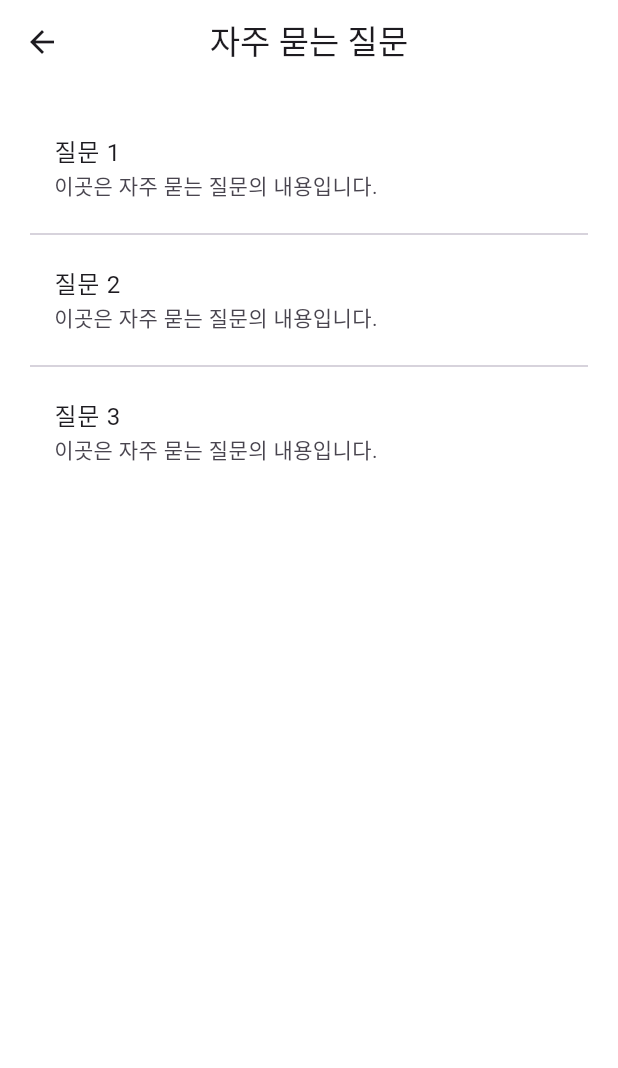
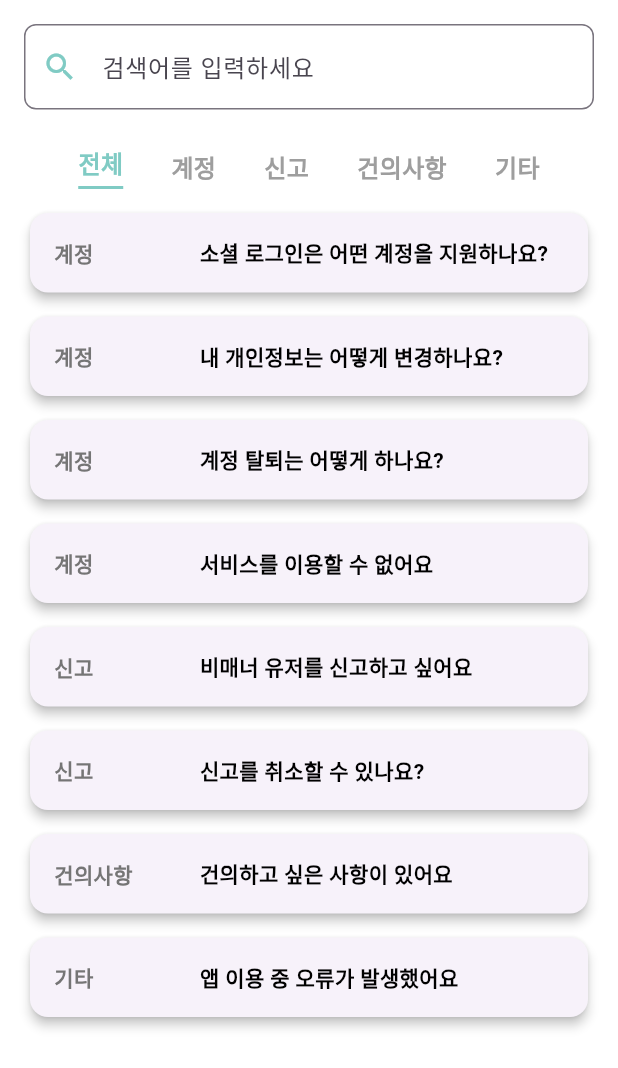
Before and after one commit to OpenSW-YEMI/WaitFree, a Flutter app: the FAQPage screen opened by its route, on a phone screen of 412 x 824 dp. Shown: the top 1068 px of the screen. Run offline on Flutter 3.47's test engine with Material 3 defaults, Android fonts, the phone set to English and light mode, and no system bars; our stand-ins replace cloud_firestore, firebase_auth, firebase_core, geocoding, google_maps_flutter, google_sign_in and 3 more; missing offline and left inert: kakao_flutter_sdk; accounts and stored records are empty; Roboto replaces fonts that are missing (CustomFont).

Commit message:
:art: Style: FAQ Page 탭으로 구분

```diff
--- a/lib/main.dart
+++ b/lib/main.dart
@@ -47,7 +47,7 @@ class MyApp extends StatelessWidget {
         '/registerhelp': (context) => const RegisterHelpPage(),
         '/register': (context) => const RegisterPage(),
         '/shopmanage': (context) => const MyShopsPage(),
-        '/faq': (context) => const FAQPage(),
+        '/faq': (context) => FAQPage(),
       },
     );
   }
--- a/lib/screen/faq.dart
+++ b/lib/screen/faq.dart
@@ -1,32 +1,165 @@
 import 'package:flutter/material.dart';
 
-class FAQPage extends StatelessWidget {
-  const FAQPage({Key? key}) : super(key: key);
+class FAQPage extends StatefulWidget {
+  @override
+  _FAQPageState createState() => _FAQPageState();
+}
+
+class _FAQPageState extends State<FAQPage> {
+  final TextEditingController _searchController = TextEditingController();
+  String _searchQuery = '';
+  String _selectedCategory = '전체';
+
+  // FAQ 데이터
+  final List<Map<String, String>> faqs = [
+    {'category': '계정', 'question': '소셜 로그인은 어떤 계정을 지원하나요?'},
+    {'category': '계정', 'question': '내 개인정보는 어떻게 변경하나요?'},
+    {'category': '계정', 'question': '계정 탈퇴는 어떻게 하나요?'},
+    {'category': '계정', 'question': '서비스를 이용할 수 없어요'},
+    {'category': '신고', 'question': '비매너 유저를 신고하고 싶어요'},
+    {'category': '신고', 'question': '신고를 취소할 수 있나요?'},
+    {'category': '건의사항', 'question': '건의하고 싶은 사항이 있어요'},
+    {'category': '기타', 'question': '앱 이용 중 오류가 발생했어요'},
+  ];
+
+  // 카테고리 목록
+  final List<String> categories = ['전체', '계정', '신고', '건의사항', '기타'];
+
+  // 필터링된 FAQ 목록 가져오기
+  List<Map<String, String>> getFilteredFAQs() {
+    List<Map<String, String>> filteredFAQs = faqs;
+
+    if (_selectedCategory != '전체') {
+      filteredFAQs = filteredFAQs
+          .where((faq) => faq['category'] == _selectedCategory)
+          .toList();
+    }
+
+    if (_searchQuery.isNotEmpty) {
+      filteredFAQs = filteredFAQs
+          .where((faq) =>
+          faq['question']!.toLowerCase().contains(_searchQuery.toLowerCase()))
+          .toList();
+    }
+
+    return filteredFAQs;
+  }
 
   @override
   Widget build(BuildContext context) {
+    final filteredFAQs = getFilteredFAQs();
+
     return Scaffold(
-      appBar: AppBar(
-        title: const Text('자주 묻는 질문'),
-        backgroundColor: Colors.white,
-        centerTitle: true,
-      ),
-      body: ListView(
-        padding: const EdgeInsets.all(20.0),
-        children: const [
-          ListTile(
-            title: Text('질문 1'),
-            subtitle: Text('이곳은 자주 묻는 질문의 내용입니다.'),
+      body: Column(
+        children: [
+          // 검색창
+          Padding(
+            padding: const EdgeInsets.all(16.0),
+            child: TextField(
+              controller: _searchController,
+              decoration: InputDecoration(
+                hintText: '검색어를 입력하세요',
+                prefixIcon: Icon(Icons.search, color: Colors.teal[200]),
+                border: OutlineInputBorder(
+                  borderRadius: BorderRadius.circular(8),
+                ),
+              ),
+              onChanged: (value) {
+                setState(() {
+                  _searchQuery = value;
+                });
+              },
+            ),
           ),
-          Divider(),
-          ListTile(
-            title: Text('질문 2'),
-            subtitle: Text('이곳은 자주 묻는 질문의 내용입니다.'),
+
+          // 카테고리 필터
+          SingleChildScrollView(
+            scrollDirection: Axis.horizontal,
+            child: Row(
+              mainAxisAlignment: MainAxisAlignment.start,
+              children: categories.map((category) {
+                final bool isSelected = _selectedCategory == category;
+                return GestureDetector(
+                  onTap: () {
+                    setState(() {
+                      _selectedCategory = category;
+                    });
+                  },
+                  child: Padding(
+                    padding: const EdgeInsets.symmetric(horizontal: 16.0, vertical: 8.0),
+                    child: Column(
+                      children: [
+                        Text(
+                          category,
+                          style: TextStyle(
+                            fontSize: 16,
+                            fontWeight: FontWeight.bold,
+                            color: isSelected ? Colors.teal[200] : Colors.grey,
+                          ),
+                        ),
+                        if (isSelected)
+                          Container(
+                            margin: const EdgeInsets.only(top: 4.0),
+                            height: 2,
+                            width: 30,
+                            color: Colors.teal[200],
+                          )
+                      ],
+                    ),
+                  ),
+                );
+              }).toList(),
+            ),
           ),
-          Divider(),
-          ListTile(
-            title: Text('질문 3'),
-            subtitle: Text('이곳은 자주 묻는 질문의 내용입니다.'),
+
+          // 질문 목록
+          Expanded(
+            child: ListView.builder(
+              itemCount: filteredFAQs.length,
+              itemBuilder: (context, index) {
+                final faq = filteredFAQs[index];
+                return Padding(
+                  padding:
+                  const EdgeInsets.symmetric(vertical: 4.0, horizontal: 16.0),
+                  child: Card(
+                    shape: RoundedRectangleBorder(
+                      borderRadius: BorderRadius.circular(12),
+                    ),
+                    elevation: 3,
+                    child: Padding(
+                      padding: const EdgeInsets.all(16.0),
+                      child: Row(
+                        children: [
+                          // 카테고리
+                          Expanded(
+                            flex: 2,
+                            child: Text(
+                              faq['category']!,
+                              style: TextStyle(
+                                fontWeight: FontWeight.bold,
+                                color: Colors.grey[600],
+                              ),
+                            ),
+                          ),
+                          // 질문
+                          Expanded(
+                            flex: 5,
+                            child: Text(
+                              faq['question']!,
+                              style: TextStyle(
+                                fontWeight: FontWeight.bold,
+                                color: Colors.black,
+                              ),
+                              overflow: TextOverflow.ellipsis,
+                            ),
+                          ),
+                        ],
+                      ),
+                    ),
+                  ),
+                );
+              },
+            ),
           ),
         ],
       ),
```
